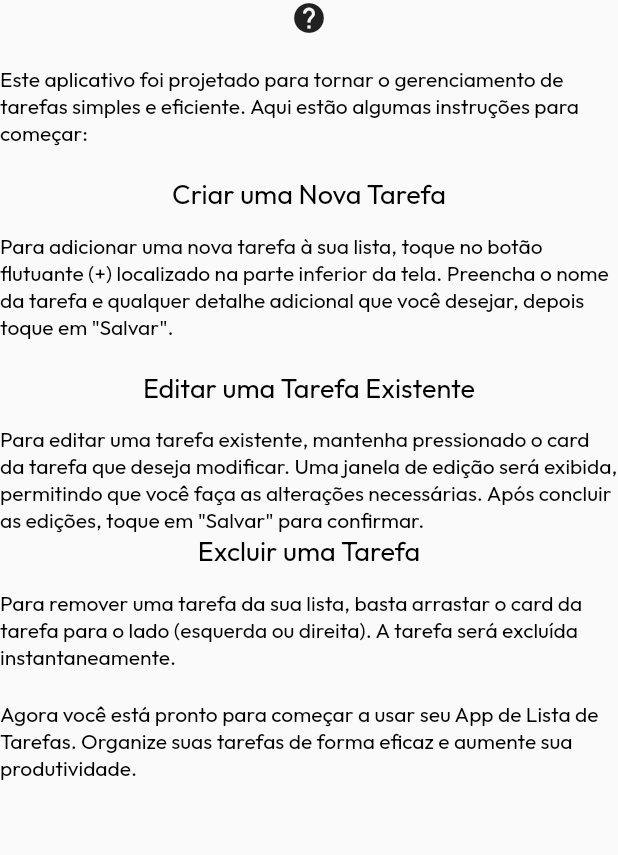
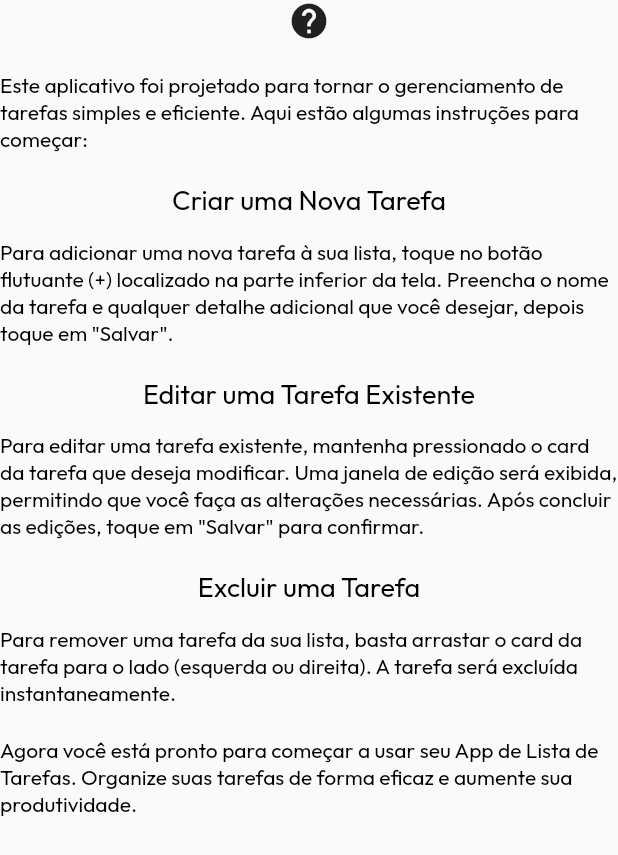
Before and after one commit to samuelsilvati/task-flow-mobile, a Flutter app: the Help widget shown alone on an empty page, opened directly, on a phone screen of 412 x 824 dp. Shown: the top 855 px of the screen. Run offline on Flutter 3.47's test engine with Material 2 defaults, Android fonts, the phone set to English and light mode, and no system bars; our stand-ins replace dio, flutter_dotenv, google_fonts, jwt_decoder, shared_preferences; accounts and stored records are empty; network calls fail.

Commit message:
fix: help widget style

```diff
--- a/lib/widgets/help.dart
+++ b/lib/widgets/help.dart
@@ -10,7 +10,12 @@ class Help extends StatelessWidget {
         children: [
           Row(
             mainAxisAlignment: MainAxisAlignment.center,
-            children: [Icon(Icons.help_outlined)],
+            children: [
+              Icon(
+                Icons.help_outlined,
+                size: 28,
+              )
+            ],
           ),
           SizedBox(
             height: 20,
@@ -41,6 +46,9 @@ class Help extends StatelessWidget {
           ),
           Text(
               'Para editar uma tarefa existente, mantenha pressionado o card da tarefa que deseja modificar. Uma janela de edição será exibida, permitindo que você faça as alterações necessárias. Após concluir as edições, toque em "Salvar" para confirmar.'),
+          SizedBox(
+            height: 20,
+          ),
           Text(
             'Excluir uma Tarefa',
             style: TextStyle(fontSize: 18),
```
